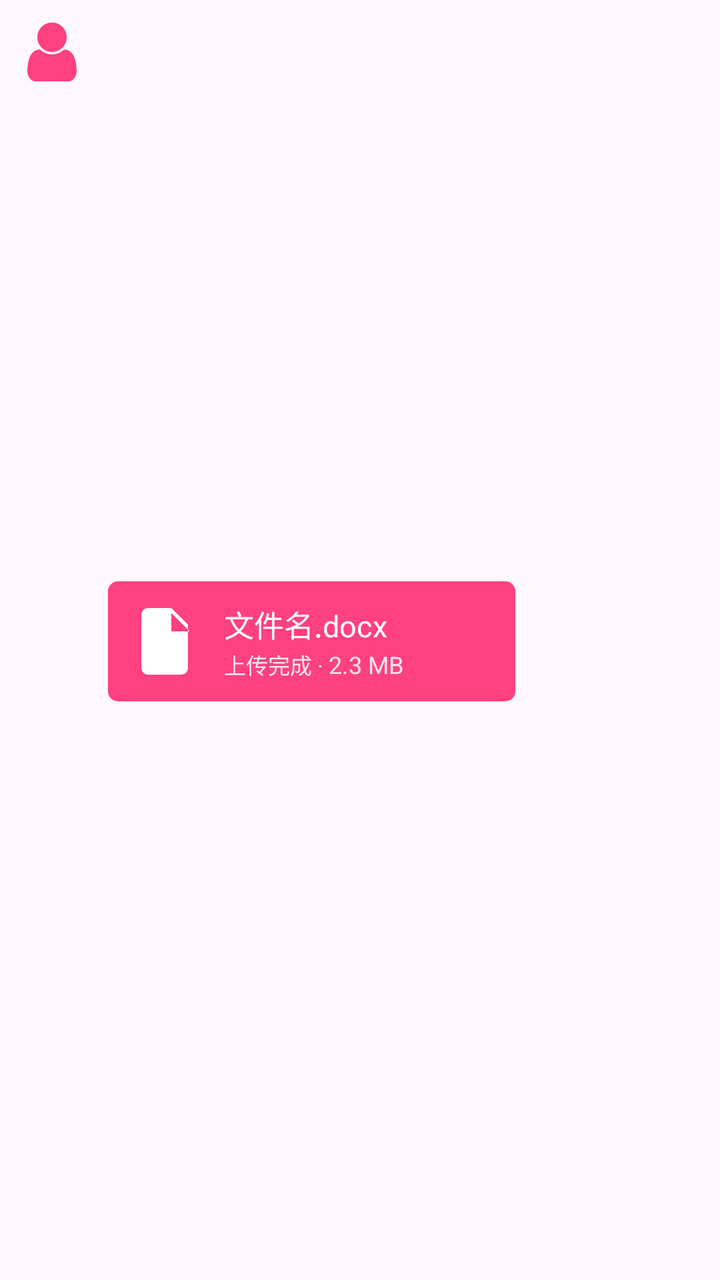
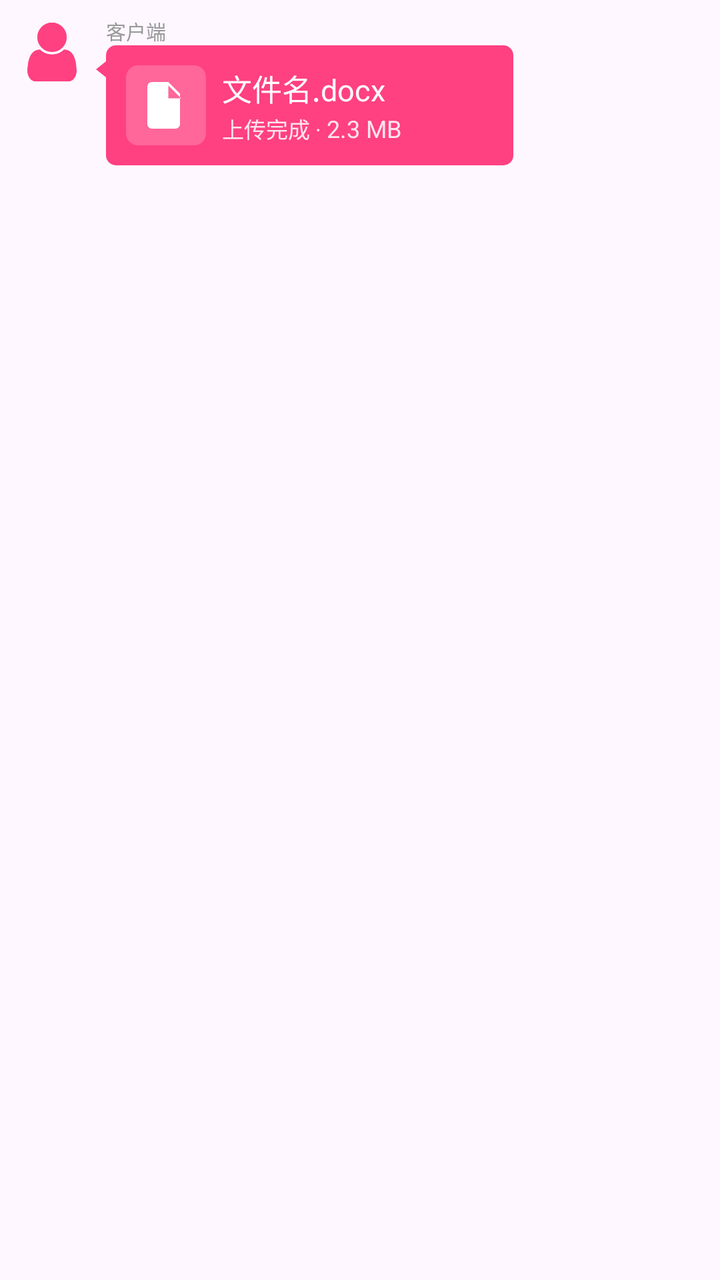

An Android layout rendered at two revisions. The XML below is the earlier revision; the diff shows what the commit changed to produce the second picture.
<!-- AndroidManifest.xml: application theme Theme.SpeedTransfer -->
<!-- res/layout/item_chat_file_receiver.xml -->
<androidx.constraintlayout.widget.ConstraintLayout xmlns:android="http://schemas.android.com/apk/res/android"
    xmlns:tools="http://schemas.android.com/tools"
    android:layout_width="match_parent"
    android:layout_height="wrap_content"
    xmlns:app="http://schemas.android.com/apk/res-auto"
    android:gravity="start"
    android:orientation="horizontal"
    android:padding="8dp">
    <com.google.android.material.imageview.ShapeableImageView
        android:id="@+id/head"
        android:layout_width="36dp"
        android:layout_height="36dp"
        android:src="@drawable/user_2"
        android:scaleType="centerCrop"
        app:shapeAppearanceOverlay="@style/CircleImage"
        app:layout_constraintStart_toStartOf="parent"
        app:layout_constraintTop_toTopOf="parent"
        />
    <LinearLayout
        android:id="@+id/file_bubble"
        android:orientation="horizontal"
        android:padding="10dp"
        android:layout_width="wrap_content"
        android:layout_height="wrap_content"
        android:background="@drawable/bg_bubble_file"
        android:foreground="?attr/selectableItemBackground"
        android:clickable="true"
        android:focusable="true"
        app:layout_constraintStart_toEndOf="@+id/head"
        app:layout_constraintTop_toTopOf="parent"
        app:layout_constraintBottom_toBottomOf="parent"
        android:layout_marginStart="10dp"
        android:layout_marginTop="1dp"
        android:gravity="center_vertical"
        tools:ignore="UselessParent">

        <ImageView
            android:id="@+id/image_file_icon"
            android:layout_width="40dp"
            android:layout_height="40dp"
            android:contentDescription="TODO"
            android:src="@drawable/ic_file"
            android:layout_marginEnd="8dp"/>

        <androidx.constraintlayout.widget.ConstraintLayout
            android:orientation="vertical"
            android:layout_width="wrap_content"
            android:layout_height="wrap_content"
            android:layout_marginEnd="6dp">

            <TextView
                android:id="@+id/text_file_name"
                android:text="文件名.docx"
                android:textColor="#FFFFFF"
                android:textSize="15sp"
                android:maxLines="3"
                android:maxWidth="120dp"
                android:ellipsize="end"
                app:layout_constraintTop_toTopOf="parent"
                app:layout_constraintStart_toStartOf="parent"
                android:textIsSelectable="false"
                android:layout_width="wrap_content"
                android:layout_height="wrap_content"/>

            <TextView
                android:id="@+id/text_file_status"
                android:text="上传完成 · "
                android:textColor="@color/pink_hint"
                android:textSize="11sp"
                app:layout_constraintTop_toBottomOf="@+id/text_file_name"
                app:layout_constraintStart_toStartOf="parent"
                android:layout_marginTop="1dp"
                android:layout_width="wrap_content"
                android:layout_height="wrap_content"/>

            <TextView
                android:id="@+id/text_file_size"
                android:text="2.3 MB"
                android:textColor="@color/pink_hint"
                android:textSize="12sp"
                app:layout_constraintTop_toBottomOf="@+id/text_file_name"
                app:layout_constraintBottom_toBottomOf="parent"
                app:layout_constraintStart_toEndOf="@+id/text_file_status"
                android:layout_marginTop="1dp"
                android:layout_width="wrap_content"
                android:layout_height="wrap_content"/>
        </androidx.constraintlayout.widget.ConstraintLayout>

        <FrameLayout
            android:id="@+id/file_layout_end"
            android:layout_width="40dp"
            android:layout_height="40dp"
            >

            <ProgressBar
                android:id="@+id/progress_upload"
                style="?android:attr/progressBarStyleHorizontal"
                android:layout_width="match_parent"
                android:layout_height="match_parent"
                android:indeterminate="false"
                android:progress="50"
                android:max="100"
                android:progressDrawable="@drawable/progress_ring"
                android:visibility="gone"/>

            <ImageView
                android:id="@+id/icon_failed"
                android:layout_width="match_parent"
                android:layout_height="match_parent"
                android:src="@drawable/ic_error"
                android:scaleType="centerInside"
                android:visibility="gone"/>
        </FrameLayout>
    </LinearLayout>
</androidx.constraintlayout.widget.ConstraintLayout>
<!-- resources referenced by this layout -->
<resources>
  <color name="pink_hint">#FFE4EC</color>
  <!-- drawable bg_bubble_file (drawable) -->
  <?xml version="1.0" encoding="utf-8"?>
  <shape android:shape="rectangle"
      xmlns:android="http://schemas.android.com/apk/res/android">
      <solid android:color="@color/pink_a200" /> 
      <corners android:radius="5dp" />
  </shape>
  <!-- drawable ic_error (drawable) -->
  <vector xmlns:android="http://schemas.android.com/apk/res/android"
      android:width="44dp" android:height="44dp"
      android:viewportWidth="24" android:viewportHeight="24">
      <path
          android:fillColor="#FFF"
          android:pathData="M12,2a10,10 0 1,0 10,10A10,10 0 0,0 12,2zm1,15h-2v-2h2zm0,-4h-2V7h2z"/>
  </vector>
  <!-- drawable ic_file (drawable) -->
  <vector xmlns:android="http://schemas.android.com/apk/res/android"
      android:width="24dp" android:height="24dp"
      android:viewportWidth="24" android:viewportHeight="24">
      <path
          android:fillColor="#FFFFFF"
          android:pathData="M6,2h7l5,5v13a2,2 0 0,1 -2,2h-10a2,2 0 0,1 -2,-2v-16a2,2 0 0,1 2,-2zM13,3.5V9h5.5L13,3.5z" />
  </vector>
  <!-- drawable progress_ring (drawable) -->
  <layer-list xmlns:android="http://schemas.android.com/apk/res/android">
  
  <item android:id="@android:id/background">
      <shape android:shape="ring"
          android:innerRadiusRatio="3"
          android:thicknessRatio="10"
          android:useLevel="false">
          <solid android:color="@color/progress_pink_bg" />
      </shape>
  </item>
  
  
  <item android:id="@android:id/progress">
      <shape android:shape="ring"
          android:innerRadiusRatio="3"
          android:thicknessRatio="10"
          android:useLevel="true">
          <solid android:color="#FFFFFF" />
      </shape>
  </item>
  </layer-list>
  <!-- drawable user_2: png bitmap (drawable, 4971 bytes) -->
  <style name="CircleImage" parent="">
          <item name="cornerFamily">rounded</item>
          <item name="cornerSize">50%</item> 
      </style>
  <style name="Theme.SpeedTransfer" parent="Base.Theme.SpeedTransfer" />
  <color name="pink_a200">#FF4081</color>
  <color name="progress_pink_bg">#FFB6C1</color>
  <style name="Base.Theme.SpeedTransfer" parent="Theme.Material3.DayNight.NoActionBar">
          
           <item name="colorPrimary">@color/pink</item>
      </style>
  <color name="pink">#FF69B4</color>
</resources>

<!-- the commit's change to res/layout/item_chat_file_receiver.xml (unified diff, before → after) -->
@@ -3,19 +3,40 @@
     android:layout_width="match_parent"
     android:layout_height="wrap_content"
     xmlns:app="http://schemas.android.com/apk/res-auto"
-    android:gravity="start"
-    android:orientation="horizontal"
-    android:padding="8dp">
+    android:paddingVertical="8dp"
+    android:paddingHorizontal="8dp">
+
     <com.google.android.material.imageview.ShapeableImageView
         android:id="@+id/head"
         android:layout_width="36dp"
         android:layout_height="36dp"
+        android:layout_marginBottom="3dp"
         android:src="@drawable/user_2"
         android:scaleType="centerCrop"
         app:shapeAppearanceOverlay="@style/CircleImage"
         app:layout_constraintStart_toStartOf="parent"
-        app:layout_constraintTop_toTopOf="parent"
-        />
+        app:layout_constraintTop_toTopOf="parent" />
+
+    <TextView
+        android:id="@+id/tv_sender_name"
+        android:layout_width="wrap_content"
+        android:layout_height="wrap_content"
+        android:text="客户端"
+        android:textSize="10sp"
+        android:textColor="#999999"
+        app:layout_constraintStart_toStartOf="@+id/file_bubble"
+        app:layout_constraintTop_toTopOf="parent" />
+
+    <View
+        android:id="@+id/triangle_tail"
+        android:layout_width="5dp"
+        android:layout_height="8dp"
+        android:background="@drawable/ic_triangle_left"
+        app:layout_constraintStart_toEndOf="@+id/head"
+        app:layout_constraintTop_toTopOf="@+id/file_bubble"
+        android:layout_marginStart="4dp"
+        android:layout_marginTop="8dp" />
+
     <LinearLayout
         android:id="@+id/file_bubble"
         android:orientation="horizontal"
@@ -26,11 +47,8 @@
         android:foreground="?attr/selectableItemBackground"
         android:clickable="true"
         android:focusable="true"
-        app:layout_constraintStart_toEndOf="@+id/head"
-        app:layout_constraintTop_toTopOf="parent"
-        app:layout_constraintBottom_toBottomOf="parent"
-        android:layout_marginStart="10dp"
-        android:layout_marginTop="1dp"
+        app:layout_constraintStart_toEndOf="@+id/triangle_tail"
+        app:layout_constraintTop_toBottomOf="@+id/tv_sender_name"
         android:gravity="center_vertical"
         tools:ignore="UselessParent">
 
@@ -40,7 +58,9 @@
             android:layout_height="40dp"
             android:contentDescription="TODO"
             android:src="@drawable/ic_file"
-            android:layout_marginEnd="8dp"/>
+            android:background="@drawable/bg_file_icon_dark"
+            android:padding="6dp"
+            android:layout_marginEnd="8dp" />
 
         <androidx.constraintlayout.widget.ConstraintLayout
             android:orientation="vertical"
@@ -60,7 +80,7 @@
                 app:layout_constraintStart_toStartOf="parent"
                 android:textIsSelectable="false"
                 android:layout_width="wrap_content"
-                android:layout_height="wrap_content"/>
+                android:layout_height="wrap_content" />
 
             <TextView
                 android:id="@+id/text_file_status"
@@ -71,7 +91,7 @@
                 app:layout_constraintStart_toStartOf="parent"
                 android:layout_marginTop="1dp"
                 android:layout_width="wrap_content"
-                android:layout_height="wrap_content"/>
+                android:layout_height="wrap_content" />
 
             <TextView
                 android:id="@+id/text_file_size"
@@ -83,14 +103,13 @@
                 app:layout_constraintStart_toEndOf="@+id/text_file_status"
                 android:layout_marginTop="1dp"
                 android:layout_width="wrap_content"
-                android:layout_height="wrap_content"/>
+                android:layout_height="wrap_content" />
         </androidx.constraintlayout.widget.ConstraintLayout>
 
         <FrameLayout
             android:id="@+id/file_layout_end"
             android:layout_width="40dp"
-            android:layout_height="40dp"
-            >
+            android:layout_height="40dp">
 
             <ProgressBar
                 android:id="@+id/progress_upload"
@@ -101,7 +120,7 @@
                 android:progress="50"
                 android:max="100"
                 android:progressDrawable="@drawable/progress_ring"
-                android:visibility="gone"/>
+                android:visibility="gone" />
 
             <ImageView
                 android:id="@+id/icon_failed"
@@ -109,7 +128,7 @@
                 android:layout_height="match_parent"
                 android:src="@drawable/ic_error"
                 android:scaleType="centerInside"
-                android:visibility="gone"/>
+                android:visibility="gone" />
         </FrameLayout>
     </LinearLayout>
 </androidx.constraintlayout.widget.ConstraintLayout>
<!-- resource entries referenced after the edit -->
@@ -7,6 +7,13 @@
       xmlns:android="http://schemas.android.com/apk/res/android">
       <solid android:color="@color/pink_a200" /> 
       <corners android:radius="5dp" />
+  </shape>
+  <!-- drawable bg_file_icon_dark (drawable) -->
+  <?xml version="1.0" encoding="utf-8"?>
+  <shape xmlns:android="http://schemas.android.com/apk/res/android"
+      android:shape="rectangle">
+      <solid android:color="#33FFFFFF" />
+      <corners android:radius="6dp" />
   </shape>
   <!-- drawable ic_error (drawable) -->
   <vector xmlns:android="http://schemas.android.com/apk/res/android"
@@ -23,6 +30,17 @@
       <path
           android:fillColor="#FFFFFF"
           android:pathData="M6,2h7l5,5v13a2,2 0 0,1 -2,2h-10a2,2 0 0,1 -2,-2v-16a2,2 0 0,1 2,-2zM13,3.5V9h5.5L13,3.5z" />
+  </vector>
+  <!-- drawable ic_triangle_left (drawable) -->
+  <?xml version="1.0" encoding="utf-8"?>
+  <vector xmlns:android="http://schemas.android.com/apk/res/android"
+      android:width="5dp"
+      android:height="8dp"
+      android:viewportWidth="5"
+      android:viewportHeight="8">
+      <path
+          android:fillColor="@color/pink_a200"
+          android:pathData="M5,0 L0,4 L5,8 Z" />
   </vector>
   <!-- drawable progress_ring (drawable) -->
   <layer-list xmlns:android="http://schemas.android.com/apk/res/android">
